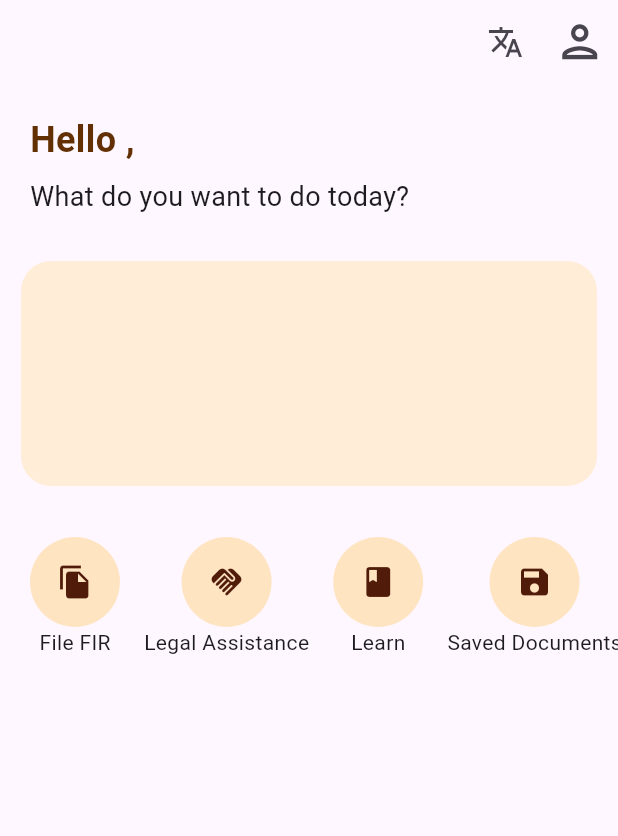
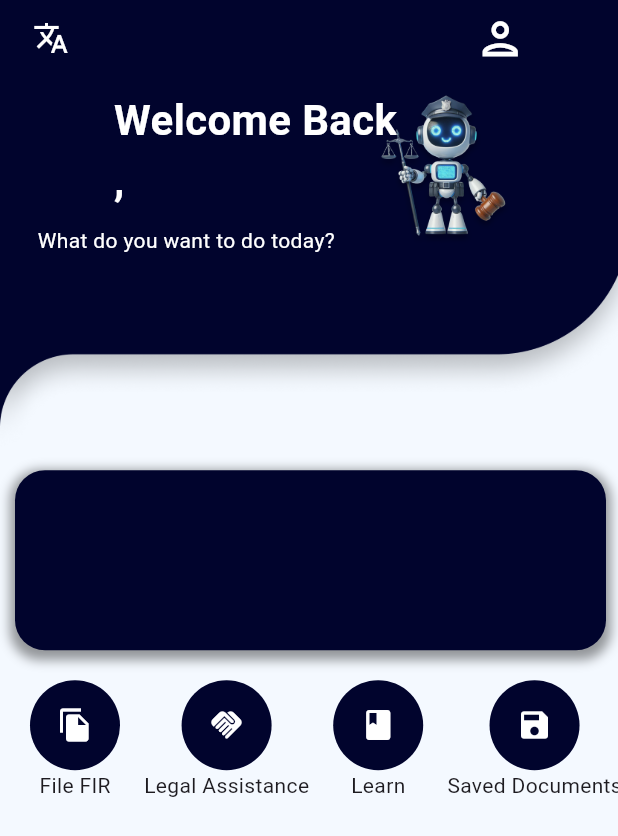
Before and after one commit to imksprateek/LexiFIR, a Flutter app: the Homescreen screen opened directly, on a phone screen of 412 x 824 dp. Shown: the top 836 px of the screen. Run offline on Flutter 3.47's test engine with Material 3 defaults, Android fonts, the phone set to English and light mode, and no system bars; drawn by our look-alikes of carousel_slider; our stand-ins replace audioplayers, shared_preferences, speech_to_text; missing offline and left inert: hyperlink; accounts and stored records are empty; network calls fail.

Commit message:
Combined , connected , deleted unnecessary files

```diff
--- a/app-client/lib/SplashScreen.dart
+++ b/app-client/lib/SplashScreen.dart
@@ -2,9 +2,8 @@ import 'package:app_client/pages/HomeScreen.dart';
 import 'package:flutter/material.dart';
 import 'package:shared_preferences/shared_preferences.dart';
 import 'dart:async';
-import 'package:app_client/auth/LoginScreen.dart';
 
-import 'auth/Loginui.dart';
+import 'auth/LoginUInew.dart';
 
 class SplashScreen extends StatefulWidget {
   const SplashScreen({super.key});
@@ -38,7 +37,7 @@ class _SplashScreenState extends State<SplashScreen> {
       // Token doesn't exist, navigate to login screen
       Navigator.pushReplacement(
         context,
-        MaterialPageRoute(builder: (context) => const Loginscreen()),
+        MaterialPageRoute(builder: (context) => const Login()),
       );
     }
   }
--- a/app-client/lib/auth/LoginUInew.dart
+++ b/app-client/lib/auth/LoginUInew.dart
@@ -1,7 +1,7 @@
 import 'dart:ui';
 
 import 'package:app_client/auth/SignInScreennew.dart';
-import 'package:app_client/auth/SigninScreen.dart';
+
 import 'package:app_client/pages/HomeScreen.dart';
 import 'package:app_client/services/functions/Login.dart';
 import 'package:app_client/utils/constants.dart';
--- a/app-client/lib/auth/OTPScreen.dart
+++ b/app-client/lib/auth/OTPScreen.dart
@@ -1,6 +1,5 @@
 import 'package:app_client/auth/LoginUInew.dart';
-import 'package:app_client/auth/Loginui.dart';
-import 'package:app_client/auth/SigninScreen.dart';
+
 import 'package:app_client/services/functions/ValidateOTP.dart'; // Your validate OTP function
 import 'package:flutter/material.dart';
 
--- a/app-client/lib/pages/HomeScreen.dart
+++ b/app-client/lib/pages/HomeScreen.dart
@@ -7,6 +7,8 @@ import 'package:app_client/services/functions/TexttoSpeech.dart';
 import 'package:app_client/utils/carasouel.dart';
 import 'package:app_client/utils/circle_container.dart';
 import 'package:app_client/utils/colors.dart';
+
+import 'dart:ui' as ui;
 
 class Homescreen extends StatefulWidget {
   const Homescreen({super.key});
@@ -28,7 +30,8 @@ class _HomescreenState extends State<Homescreen> {
   Future<void> _loadUsername() async {
     SharedPreferences prefs = await SharedPreferences.getInstance();
     setState(() {
-      username = prefs.getString('username') ?? 'User'; // Default to 'User' if no username is found
+      username = prefs.getString('username') ??
+          'User'; // Default to 'User' if no username is found
     });
   }
 
@@ -40,63 +43,93 @@ class _HomescreenState extends State<Homescreen> {
 
   @override
   Widget build(BuildContext context) {
-    return Scaffold(
-      appBar: AppBar(
-        actions: [
+    return SafeArea(
+      child: Scaffold(
+        backgroundColor: Color(0xFFf4f9ff),
+        body: Column(
+          crossAxisAlignment: CrossAxisAlignment.start,
+          children: [
+            Stack(children: [
+              Image.asset('lib/images/rect.png'),
+              Row(
+
+                children:  [
+                  SizedBox(width: 10,),
                   IconButton(
                     onPressed: () {
                       logout(context);
                     },
-            icon: const Icon(Icons.translate),
+                    icon: const Icon(Icons.translate ,color: Colors.white,),
                   ),
+                  SizedBox(width: 250,),
                   IconButton(
                     onPressed: () {
                       textToSpeech("Venkat pp small  lmao , hahahahahaha");
                     },
                     icon: const Icon(
                       Icons.person_outlined,
+                      color: Colors.white,
                       size: 35,
                     ),
                   ),
-        ],
-      ),
-      body: Column(
-        crossAxisAlignment: CrossAxisAlignment.start,
-        children: [
-          const SizedBox(height: 20),
-          Padding(
-            padding: const EdgeInsets.only(left: 20),
+                ],),
+              Positioned(
+                top: 60,
+                right: 140,
                 child: Text(
-              "Hello $username,",
+                  '''Welcome Back
+$username,''',
                   style: const TextStyle(
-                fontSize: 24,
-                color: Color.fromRGBO(98, 48, 2, 1),
+                    fontSize: 28,
+                    color: Colors.white,
                     fontWeight: FontWeight.bold,
                   ),
                   textAlign: TextAlign.left,
                 ),
               ),
-          const SizedBox(height: 8),
-          const Padding(
+              Positioned(
+                left: 240,
+                top: 60,
+                child: Container(
+                  height: 110,
+                    child: Image.asset('lib/images/cartoon.png' ,scale: 0.5,)),
+              ) ,
+
+              Positioned(
+                top: 150,
+                left: 5,
+                child: const Padding(
                   padding: EdgeInsets.only(left: 20),
                   child: Text(
                     "What do you want to do today?",
-              style: TextStyle(fontSize: 18),
+                    style: TextStyle(fontSize: 14 ,color: Colors.white),
                     textAlign: TextAlign.left,
                   ),
                 ),
-          const SizedBox(height: 16),
+              ),
+
+            ]),
+
             Padding(
-            padding: const EdgeInsets.all(14),
+              padding: const EdgeInsets.only(left: 10, right: 8),
               child: Container(
-              height: 150,
+                height: 120,
                 width: 400,
                 decoration: BoxDecoration(
                   borderRadius: BorderRadius.circular(20),
-                color: LightBrown,
+                  color: AppBlue,
+                  boxShadow: [
+                    BoxShadow(
+                      color: Colors.black.withOpacity(0.4), // Shadow color
+                      spreadRadius: 3, // How much the shadow spreads
+                      blurRadius: 6, // How blurry the shadow is
+                      offset: Offset(0, 3), // Position of the shadow (horizontal, vertical)
+                    ),
+                  ],
                 ),
               ),
             ),
+
             const SizedBox(
               height: 20,
             ),
@@ -131,7 +164,7 @@ class _HomescreenState extends State<Homescreen> {
               ),
             ),
             const SizedBox(
-            height: 30,
+              height: 20,
             ),
             CustomCarousel(
               imageUrls: imageUrls,
@@ -139,6 +172,9 @@ class _HomescreenState extends State<Homescreen> {
             )
           ],
         ),
+      ),
     );
   }
 }
+
+//Add this CustomPaint widget to the Widget Tree
--- a/app-client/lib/pages/fir_screen.dart
+++ b/app-client/lib/pages/fir_screen.dart
@@ -56,7 +56,7 @@ class _FirAiScreenState extends State<FirAiScreen> {
                           String file_path =
                               'assets/recordings/Voiceover_Proxy.mp3';
 
-                          await SpeechToText(file_path);
+                          // await SpeechToText(file_path);
                         },
                         icon: Icon(Icons.mic, color: Colors.blue),
                       ),
--- a/app-client/lib/services/functions/Logout.dart
+++ b/app-client/lib/services/functions/Logout.dart
@@ -1,8 +1,8 @@
 import 'package:flutter/material.dart';
 import 'package:shared_preferences/shared_preferences.dart';
-import 'package:app_client/auth/Loginui.dart';
 
-import '../../auth/LoginScreen.dart';
+import '../../auth/LoginUInew.dart';
+
 
 Future<void> logout(BuildContext context) async {
   try {
@@ -19,7 +19,7 @@ Future<void> logout(BuildContext context) async {
       // Navigate to the LoginScreen
       Navigator.pushAndRemoveUntil(
         context,
-        MaterialPageRoute(builder: (context) => const Loginscreen()),
+        MaterialPageRoute(builder: (context) => const Login()),
             (Route<dynamic> route) => false, // Remove all previous routes
       );
     } else {
--- a/app-client/lib/utils/carasouel.dart
+++ b/app-client/lib/utils/carasouel.dart
@@ -1,4 +1,5 @@
 import 'package:app_client/services/functions/NewsApi.dart';
+import 'package:app_client/utils/colors.dart';
 import 'package:flutter/material.dart';
 import 'package:carousel_slider/carousel_slider.dart';
 import 'package:hyperlink/hyperlink.dart';
@@ -59,8 +60,8 @@ class _CustomCarouselState extends State<CustomCarousel> {
                     padding: const EdgeInsets.all(0),
                     child: Card(
                       margin: const EdgeInsets.symmetric(vertical: 10.0),
-                      elevation: 6.0,
-                      shadowColor: Colors.black45,
+                      elevation: 10.0,
+                      shadowColor: AppBlue,
                       shape: RoundedRectangleBorder(
                         borderRadius: BorderRadius.circular(20.0),
                       ),
@@ -95,10 +96,10 @@ class _CustomCarouselState extends State<CustomCarousel> {
                               child: Center(
                                 child: Text(
                                   "",
-                                  style: const TextStyle(
+                                  style: TextStyle(
                                     fontSize: 24.0,
                                     fontWeight: FontWeight.bold,
-                                    backgroundColor: Colors.black45,
+                                    backgroundColor: AppBlue,
                                     color: Colors.white,
                                   ),
                                 ),
--- a/app-client/lib/utils/circle_container.dart
+++ b/app-client/lib/utils/circle_container.dart
@@ -1,4 +1,6 @@
 import 'package:flutter/material.dart';
+
+import 'colors.dart';
 
 class CircleContainer extends StatelessWidget {
   IconData icon;
@@ -17,15 +19,15 @@ class CircleContainer extends StatelessWidget {
           child: Container(
             width: 60, // Specify the width
             height: 60, // Specify the height
-            decoration: const BoxDecoration(
+            decoration: BoxDecoration(
               shape: BoxShape.circle,
-              color: Color.fromARGB(255, 255, 228, 194),
+              color: AppBlue,
 
               // Optional: Add a color to visualize the circle
             ),
             child: Icon(
               icon,
-              color: const Color.fromARGB(255, 80, 27, 8),
+              color: Colors.white,
             ),
           ),
         ),
--- a/app-client/lib/utils/colors.dart
+++ b/app-client/lib/utils/colors.dart
@@ -1,2 +1,3 @@
 import 'package:flutter/material.dart';
 Color LightBrown = Color(0xFFffedd8) ;
+Color AppBlue = Color(0xFF01042d) ;
--- a/app-client/pubspec.yaml
+++ b/app-client/pubspec.yaml
@@ -67,11 +67,7 @@ flutter:
 
   # To add assets to your application, add an assets section, like this:
   assets:
-    - lib/images/Ellipse1.png
-    - lib/images/bgimage.png
-    - lib/images/rectangelbg.png
-    - lib/images/google.png
-    - lib/images/apple.png
+    - lib/images/
     - assets/recordings/Voiceover_Proxy.mp3
 
   # An image asset can refer to one or more resolution-specific "variants", see
```
Also changed, not shown: app-client/lib/auth/LoginScreen.dart (deleted, +0 -129 lines), app-client/lib/auth/Loginui.dart (deleted, +0 -179 lines), app-client/lib/auth/SignInScreennew.dart (+6 -6 lines), app-client/lib/auth/SigninScreen.dart (deleted, +0 -170 lines), app-client/lib/main.dart (+3 -4 lines), app-client/lib/services/functions/SpeechToText.dart (+45 -45 lines), app-client/lib/images/cartoon.png (added), app-client/lib/images/rect.png (added). Lines whose indentation alone changed are shown as unchanged.
